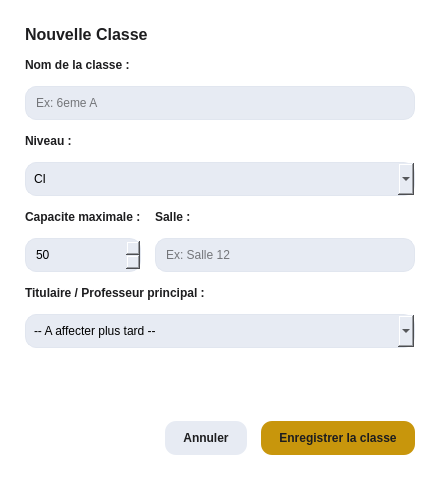
This is ui/ui_files/classes/classe_dialog.ui in laudesmassamba1-ai/Logiciel-de-gestion-scolaire as Qt 5 draws it before an edit. The edited form follows.
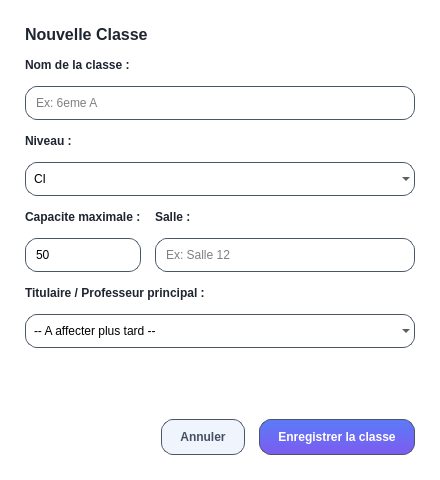
This is the edited form.

The edit to the form file:
```diff
--- a/ui/ui_files/classes/classe_dialog.ui
+++ b/ui/ui_files/classes/classe_dialog.ui
@@ -15,12 +15,12 @@
   </property>
   <property name="styleSheet">
    <string>
-    QDialog { background-color: #FFFFFF; font-family: 'Segoe UI', sans-serif; }
+    QDialog { background-color: #FFFFFF; }
     QLineEdit, QComboBox, QSpinBox {
-        border: 1px solid #E1E6EF;
-        border-radius: 11px;
+        border: 1px solid #4A5568;
+        border-radius: 12px;
         padding: 8px;
-        background-color: #E7EBF3;
+        background: transparent;
     }
     QLineEdit:focus, QComboBox:focus, QSpinBox:focus {
         border: 1px solid #C8960C;
@@ -48,7 +48,7 @@
    <item>
     <widget class="QLabel" name="lbl_dialog_title">
      <property name="styleSheet">
-      <string>color: #1D1D1F; font-size: 16px; font-weight: bold;</string>
+      <string>color: #1E2430; font-size: 16px; font-weight: bold;</string>
      </property>
      <property name="text">
       <string>Nouvelle Classe</string>
@@ -59,7 +59,7 @@
    <item>
     <widget class="QLabel" name="lbl_field1">
      <property name="styleSheet">
-      <string>color: #1D1D1F; font-weight: bold; font-size: 12px;</string>
+      <string>color: #1E2430; font-weight: bold; font-size: 12px;</string>
      </property>
      <property name="text">
       <string>Nom de la classe :</string>
@@ -77,7 +77,7 @@
    <item>
     <widget class="QLabel" name="lbl_field2">
      <property name="styleSheet">
-      <string>color: #1D1D1F; font-weight: bold; font-size: 12px;</string>
+      <string>color: #1E2430; font-weight: bold; font-size: 12px;</string>
      </property>
      <property name="text">
       <string>Niveau :</string>
@@ -164,7 +164,7 @@
        <item>
         <widget class="QLabel" name="lbl_field3">
          <property name="styleSheet">
-          <string>color: #1D1D1F; font-weight: bold; font-size: 12px;</string>
+          <string>color: #1E2430; font-weight: bold; font-size: 12px;</string>
          </property>
          <property name="text">
           <string>Capacite maximale :</string>
@@ -191,7 +191,7 @@
        <item>
         <widget class="QLabel" name="lbl_field4">
          <property name="styleSheet">
-          <string>color: #1D1D1F; font-weight: bold; font-size: 12px;</string>
+          <string>color: #1E2430; font-weight: bold; font-size: 12px;</string>
          </property>
          <property name="text">
           <string>Salle :</string>
@@ -213,7 +213,7 @@
    <item>
     <widget class="QLabel" name="lbl_field5">
      <property name="styleSheet">
-      <string>color: #1D1D1F; font-weight: bold; font-size: 12px;</string>
+      <string>color: #1E2430; font-weight: bold; font-size: 12px;</string>
      </property>
      <property name="text">
       <string>Titulaire / Professeur principal :</string>
@@ -262,7 +262,7 @@
      <item>
       <widget class="QPushButton" name="btn_cancel">
        <property name="styleSheet">
-        <string>background-color: #E7EBF3; color: #1D1D1F; border: none; border-radius: 11px; padding: 10px 18px; font-weight: bold;</string>
+        <string>background-color: #F0F4FC; color: #465064; border: 1px solid #4A5568; border-radius: 12px; padding: 10px 18px; font-weight: bold;</string>
        </property>
        <property name="text">
         <string>Annuler</string>
@@ -275,7 +275,7 @@
         <cursorShape>PointingHandCursor</cursorShape>
        </property>
        <property name="styleSheet">
-        <string>background-color: #C8960C; color: #1D1D1F; border: none; border-radius: 11px; padding: 10px 18px; font-weight: bold;</string>
+        <string>background: qlineargradient(x1:0, y1:0, x2:0, y2:1, stop:0 #5B7BF7, stop:1 #7C5CF0); color: #FFFFFF; border: 1px solid #4A5568; border-radius: 12px; padding: 10px 18px; font-weight: bold;</string>
        </property>
        <property name="text">
         <string>Enregistrer la classe</string>
```
Left out of the diff: 2 changed lines with no effect on the pictures.
